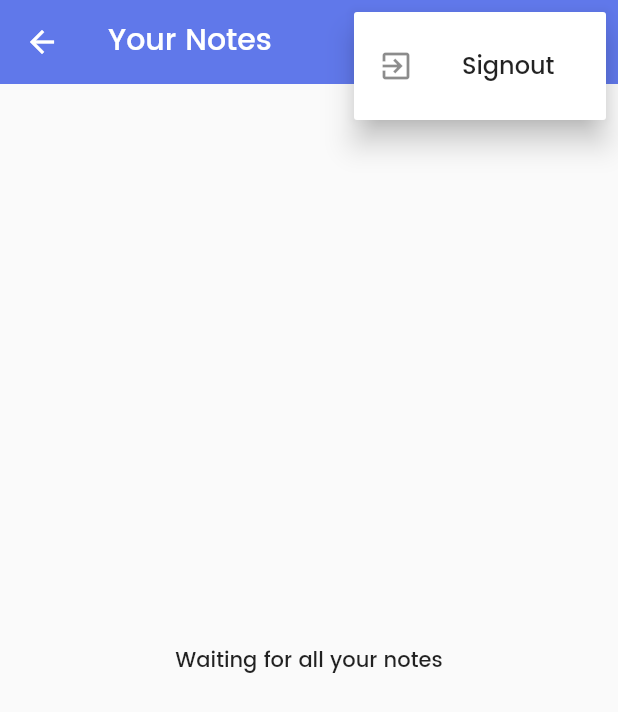
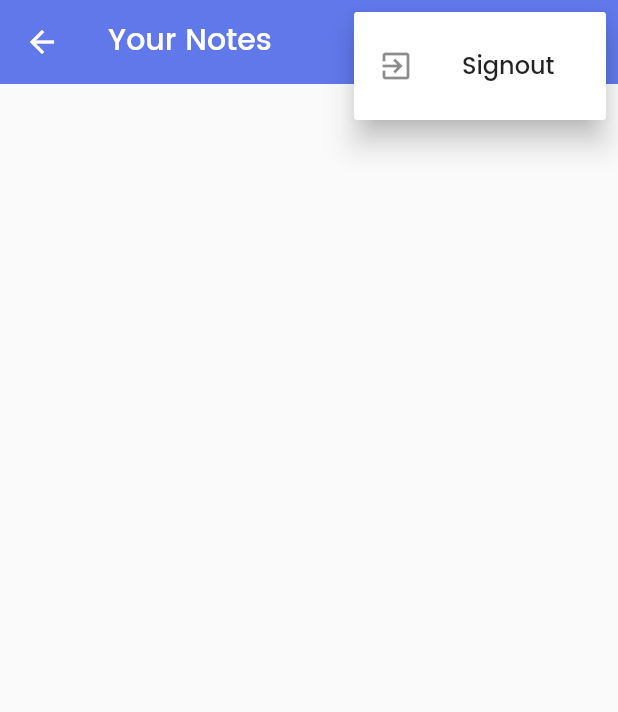
Before and after one commit to JirayuJanlert/flutter-mynotes, a Flutter app: the NotesView screen opened by its route, after a tap on the "more vert" icon, on a phone screen of 412 x 824 dp. Shown: the top 712 px of the screen. Run offline on Flutter 3.47's test engine with Material 2 defaults, Android fonts, the phone set to English and light mode, and no system bars; our stand-ins replace firebase_auth, firebase_core, flutter_screenutil, flutter_svg, loading_animation_widget, sqflite; accounts and stored records are empty.

Commit message:
ch32 Displaying Notes in Notes View

```diff
--- a/lib/services/crud/notes_service.dart
+++ b/lib/services/crud/notes_service.dart
@@ -11,13 +11,17 @@ class NotesService {
   Database? _db;
 
   static final NotesService _shared = NotesService._sharedInstance();
-  NotesService._sharedInstance();
+  NotesService._sharedInstance() {
+    _notesStreamController =
+        StreamController<List<DatabaseNote>>.broadcast(onListen: () {
+      _notesStreamController.sink.add(_notes);
+    });
+  }
   factory NotesService() => _shared;
 
   List<DatabaseNote> _notes = [];
 
-  final _notesStreamController =
-      StreamController<List<DatabaseNote>>.broadcast();
+  late final StreamController<List<DatabaseNote>> _notesStreamController;
 
   Stream<List<DatabaseNote>> get allNotes => _notesStreamController.stream;
 
--- a/lib/views/notes/notes_view.dart
+++ b/lib/views/notes/notes_view.dart
@@ -24,12 +24,6 @@ class _NotesViewState extends State<NotesView> {
     _notesService = NotesService();
 
     super.initState();
-  }
-
-  @override
-  void dispose() {
-    _notesService.close();
-    super.dispose();
   }
 
   @override
@@ -92,18 +86,36 @@ class _NotesViewState extends State<NotesView> {
                   builder: (context, snapshot) {
                     switch (snapshot.connectionState) {
                       case ConnectionState.waiting:
-                      case ConnectionState.active:
                         return Center(
                             child: Text(
                           'Waiting for all your notes',
                           style: theme.textTheme.bodyLarge,
                         ));
-                      case ConnectionState.done:
-                        return Center(
-                            child: Text(
-                          'Main UI',
-                          style: Theme.of(context).textTheme.displayMedium,
-                        ));
+                      case ConnectionState.active:
+                        if (snapshot.hasData) {
+                          final notes = snapshot.data as List<DatabaseNote>;
+                          return ListView.builder(
+                              itemCount: notes.length,
+                              itemBuilder: (context, i) {
+                                final note = notes[i];
+                                return ListTile(
+                                  title: Text(
+                                    note.text,
+                                    maxLines: 1,
+                                    softWrap: true,
+                                    overflow: TextOverflow.ellipsis,
+                                  ),
+                                  trailing: IconButton(
+                                      onPressed: () async {
+                                        await _notesService.deleteNote(
+                                            noteId: note.id);
+                                      },
+                                      icon: const Icon(Icons.delete)),
+                                );
+                              });
+                        } else {
+                          return const Text('No notes');
+                        }
                       default:
                         return customLoadingIndicator();
                     }
```
